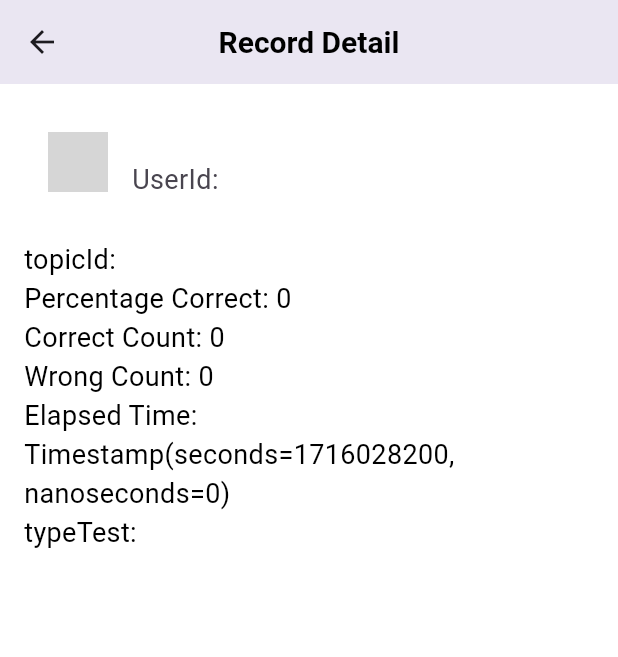
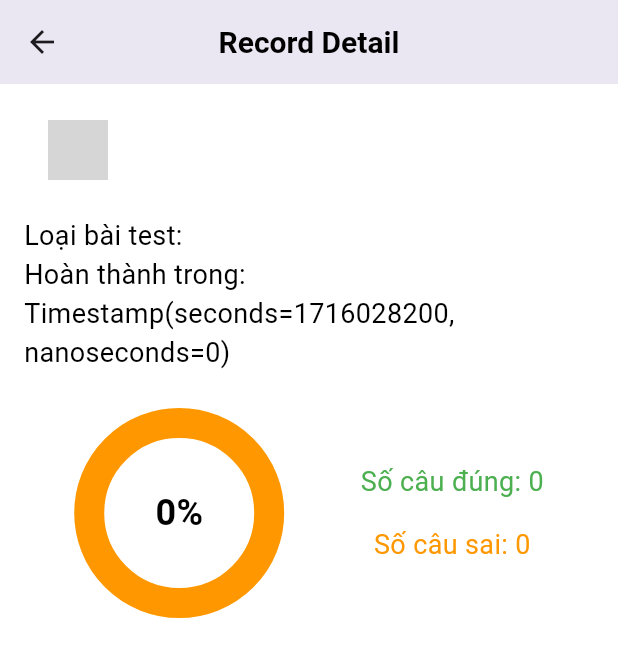
Before and after one commit to quangbach123/flutterEnglish, a Flutter app: the RecordDetailPage screen opened directly with empty values, on a phone screen of 412 x 824 dp. Shown: the top 657 px of the screen. Run offline on Flutter 3.47's test engine with Material 3 defaults, Android fonts, the phone set to English and light mode, and no system bars; drawn by our look-alikes of percent_indicator; our stand-ins replace cloud_firestore, csv, file_picker, firebase_auth, firebase_core, firebase_storage and 7 more; missing offline and left inert: file_selector, universal_html; accounts and stored records are empty; network calls fail; grey boxes are pictures that could not be loaded.

Commit message:
update ui

```diff
--- a/flashcard/lib/pages/RecordDetails_page.dart
+++ b/flashcard/lib/pages/RecordDetails_page.dart
@@ -1,12 +1,14 @@
 import 'package:cloud_firestore/cloud_firestore.dart';
 import 'package:flashcard/Models/User.dart';
 import 'package:flutter/material.dart';
+import 'package:percent_indicator/circular_percent_indicator.dart';
 
 class RecordDetailPage extends StatelessWidget {
   final DocumentSnapshot record;
   final User? user;
 
-  const RecordDetailPage({Key? key, required this.record, required this.user}) : super(key: key);
+  const RecordDetailPage({Key? key, required this.record, required this.user})
+      : super(key: key);
 
   @override
   Widget build(BuildContext context) {
@@ -23,18 +25,49 @@
               leading: CircleAvatar(
                 backgroundImage: user?.avatarUrl != null
                     ? NetworkImage(user!.avatarUrl!)
-                    : const AssetImage('assets/default_avatar.png') as ImageProvider<Object>,
+                    : const AssetImage('assets/default_avatar.png')
+                        as ImageProvider<Object>,
               ),
               title: Text(user!.name),
-              subtitle: Text('UserId: ${record['userId']}'),
             ),
-            SizedBox(height: 16),
-            Text('topicId: ${record['topicId']}'),
-            Text('Percentage Correct: ${record['percentageCorrect']}'),
-            Text('Correct Count: ${record['correctCount']}'),
-            Text('Wrong Count: ${record['wrongCount']}'),
-            Text('Elapsed Time: ${record['elapsedTime']}'),
-            Text('typeTest: ${record['typeTest']}'),
+            const SizedBox(height: 16),
+            Text('Loại bài test: ${record['typeTest']}'),
+            Text('Hoàn thành trong: ${record['elapsedTime']}'),
+            const SizedBox(height: 16),
+            Padding(
+              padding: const EdgeInsets.all(8.0),
+              child: Row(
+                mainAxisAlignment: MainAxisAlignment.spaceAround,
+                children: [
+                  CircularPercentIndicator(
+                    animation: true,
+                    radius: 70.0,
+                    lineWidth: 20.0,
+                    percent: record['percentageCorrect'] / 100,
+                    center: Text(
+                      '${record['percentageCorrect'].toStringAsFixed(0)}%',
+                      style: const TextStyle(
+                          fontSize: 24, fontWeight: FontWeight.bold),
+                    ),
+                    progressColor: Colors.green,
+                    backgroundColor: Colors.orange,
+                  ),
+                  Column(
+                    children: [
+                      Text(
+                        'Số câu đúng: ${record['correctCount']}',
+                        style: const TextStyle(color: Colors.green),
+                      ),
+                      const SizedBox(height: 16), // Khoảng cách giữa các dòng
+                      Text(
+                        'Số câu sai: ${record['wrongCount']}',
+                        style: const TextStyle(color: Colors.orange),
+                      ),
+                    ],
+                  )
+                ],
+              ),
+            ),
           ],
         ),
       ),
```
Also changed, not shown: flashcard/lib/pages/add_word_page.dart (+18 -3 lines), flashcard/lib/pages/home_page_Folder.dart (+0 -14 lines).
